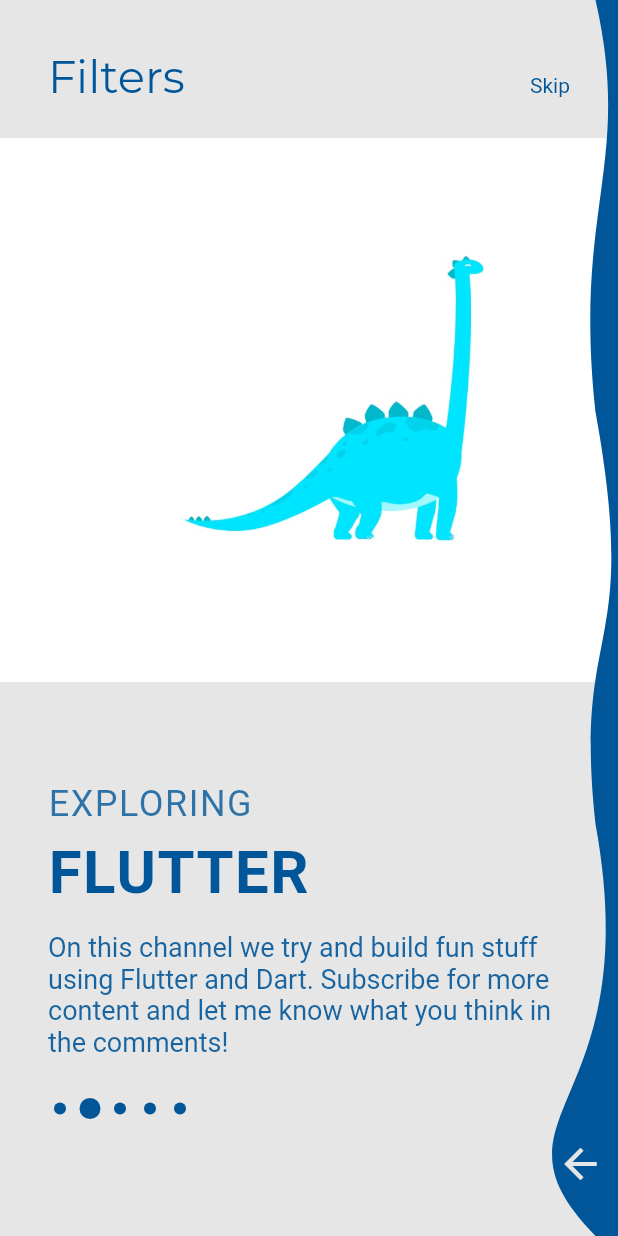
After one commit to Shraddhasaini/Whereisevery1, a Flutter app: the OnboardingHome screen opened directly, after a tap on the "arrow back" icon, on a phone screen of 412 x 824 dp. The commit adds this screen. Run offline on Flutter 3.47's test engine with Material 2 defaults, Android fonts, the phone set to English and light mode, and no system bars; our stand-ins replace cloud_firestore, firebase_auth, flutter_spinkit, google_sign_in; accounts and stored records are empty.

Commit message:
[THU401] Frontend for walkthrough filters

```diff
--- /dev/null
+++ b/lib/screens/home/filter/colorprovider.dart
@@ -0,0 +1,13 @@
+import 'package:flutter/material.dart';
+import 'package:whereisevery1/screens/home/filter/onboarddata.dart';
+
+class ColorProvider with ChangeNotifier {
+  Color _color = onboardData[0].accentColor;
+
+  Color get color => _color;
+
+  set color(Color color) {
+    _color = color;
+    notifyListeners();
+  }
+}
--- /dev/null
+++ b/lib/screens/home/filter/drawerpaint.dart
@@ -0,0 +1,34 @@
+import 'package:flutter/material.dart';
+
+class DrawerPaint extends CustomPainter {
+  final Color curveColor;
+  final Paint curvePaint;
+
+  DrawerPaint({
+    this.curveColor = Colors.pink,
+  }) : curvePaint = Paint()
+    ..color = curveColor
+    ..style = PaintingStyle.fill;
+
+  @override
+  void paint(Canvas canvas, Size size) {
+    var path = Path();
+    var diameter = size.height / 3;
+
+    path.moveTo(35, 0);
+    path.relativeCubicTo(25, diameter * 0.4, -15, diameter / 2, 0, diameter);
+    path.relativeCubicTo(30, diameter * 0.6, -15, diameter / 2, 0, diameter);
+    path.relativeCubicTo(35, diameter * 0.7, -80, diameter * 0.7, 0, diameter);
+
+    path.lineTo(size.width, size.height);
+    path.lineTo(size.width, 0);
+    path.close();
+
+    canvas.drawPath(path, curvePaint);
+  }
+
+  @override
+  bool shouldRepaint(CustomPainter oldDelegate) {
+    return true;
+  }
+}
--- /dev/null
+++ b/lib/screens/home/filter/onboarddata.dart
@@ -0,0 +1,55 @@
+import 'dart:ui';
+import 'package:whereisevery1/screens/home/filter/onboardmodel.dart';
+
+List<OnboardPageModel> onboardData  = [
+  OnboardPageModel(
+    Color(0xFF39393A),
+    Color(0xFFE6E6E6),
+    Color(0xFF005699),
+    1,
+    'assets/teal.jpg',
+    'EDUCATIONAL',
+    'PROGRAMMING',
+    'Learn coding with examples, in a fun, somewhat structured, way. Enjoy!',
+  ),
+  OnboardPageModel(
+    Color(0xFFE6E6E6),
+    Color(0xFF005699),
+    Color(0xFFFFE074),
+    2,
+    'assets/blue.jpg',
+    'EXPLORING',
+    'FLUTTER',
+    'On this channel we try and build fun stuff using Flutter and Dart. Subscribe for more content and let me know what you think in the comments!',
+  ),
+  OnboardPageModel(
+    Color(0xFF005699),
+    Color(0xFFFFE074),
+    Color(0xFF39393A),
+    2,
+    'assets/pink.jpg',
+    'ANIMATING',
+    'FLARE',
+    'Making Flare animations and incorporating it into Flutter. Mobile animations have never been so easy!',
+  ),
+  OnboardPageModel(
+    Color(0xFFFFE074),
+    Color(0xFF39393A),
+    Color(0xFFE6E6E6),
+    1,
+    'assets/yellow.jpg',
+    'DESIGN AND',
+    'ANIMATION',
+    'Recreating and imagining our own designs and animations to create custom effects and widgets.',
+  ),
+  OnboardPageModel(
+    Color(0xFF39393A),
+    Color(0xFFE6E6E6),
+    Color(0xFF005699),
+    0,
+    'assets/green.jpg',
+    'EDUCATIONAL',
+    'PROGRAMMING',
+    'Learn coding with examples, in a fun, somewhat structured, way. Enjoy!',
+  ),
+];
--- /dev/null
+++ b/lib/screens/home/filter/onboarding.dart
@@ -0,0 +1,89 @@
+import 'package:flutter/material.dart';
+import 'package:provider/provider.dart';
+import 'package:whereisevery1/screens/home/filter/colorprovider.dart';
+import 'package:whereisevery1/screens/home/filter/onboarddata.dart';
+import 'package:whereisevery1/screens/home/filter/onboardpage.dart';
+import 'package:whereisevery1/screens/home/filter/pageviewindicator.dart';
+import 'package:whereisevery1/screens/home/home.dart';
+
+class OnboardingHome extends StatelessWidget {
+  @override
+  Widget build(BuildContext context) {
+    return Scaffold(
+      body: ChangeNotifierProvider(
+        builder: (context) => ColorProvider(),
+        child: Onboarding(),
+      ),
+    );
+  }
+}
+
+
+class Onboarding extends StatelessWidget{
+  final PageController pageController = PageController();
+
+  @override
+  Widget build(BuildContext context) {
+    ColorProvider colorProvider = Provider.of<ColorProvider>(context);
+    return Stack(
+      children: <Widget>[
+        PageView.builder(
+          controller: pageController,
+          physics: NeverScrollableScrollPhysics(),
+          itemCount: onboardData.length,
+          itemBuilder: (context, index) {
+            return OnboardPage(
+              pageController: pageController,
+              pageModel: onboardData[index],
+            );
+          },
+        ),
+        Container(
+          width: double.infinity,
+          height: 70,
+          child: Align(
+            alignment: Alignment.bottomCenter,
+            child: Row(
+              mainAxisAlignment: MainAxisAlignment.spaceBetween,
+              crossAxisAlignment: CrossAxisAlignment.baseline,
+              textBaseline: TextBaseline.alphabetic,
+              children: <Widget>[
+                Padding(
+                  padding: const EdgeInsets.only(left: 32.0),
+                  child: Text(
+                    'Filters',
+                    style: TextStyle(
+                      fontFamily: 'Montserrat',
+                      fontSize: 30.0,
+                      color: colorProvider.color,
+                    ),
+                  ),
+                ),
+                Padding(
+                  padding: const EdgeInsets.only(right: 32.0),
+                  child: Text(
+                    'Skip',
+                    style: TextStyle(
+                      color: colorProvider.color,
+                    ),
+                  ),
+                ),
+              ],
+            ),
+          ),
+        ),
+        Align(
+          alignment: Alignment.bottomLeft,
+          child: Padding(
+            padding: const EdgeInsets.only(bottom: 80.0, left: 40),
+            child: PageViewIndicator(
+              controller: pageController,
+              itemCount: onboardData.length,
+              color: colorProvider.color,
+            ),
+          ),
+        )
+      ],
+    );
+  }
+}
--- /dev/null
+++ b/lib/screens/home/filter/onboardmodel.dart
@@ -0,0 +1,15 @@
+import 'dart:ui';
+
+class OnboardPageModel {
+  final Color primeColor;
+  final Color accentColor;
+  final Color nextAccentColor;
+  final int pageNumber;
+  final String imagePath;
+  final String caption;
+  final String subhead;
+  final String description;
+
+  OnboardPageModel(this.primeColor, this.accentColor, this.nextAccentColor, this.pageNumber, this.imagePath,
+      this.caption, this.subhead, this.description);
+}
--- /dev/null
+++ b/lib/screens/home/filter/onboardpage.dart
@@ -0,0 +1,161 @@
+import 'package:flutter/material.dart';
+import 'package:provider/provider.dart';
+import 'package:whereisevery1/screens/home/filter/colorprovider.dart';
+import 'package:whereisevery1/screens/home/filter/drawerpaint.dart';
+import 'package:whereisevery1/screens/home/filter/onboardmodel.dart';
+
+class OnboardPage extends StatefulWidget {
+  final PageController pageController;
+  final OnboardPageModel pageModel;
+
+  const OnboardPage(
+      {Key key, @required this.pageModel, @required this.pageController})
+      : super(key: key);
+
+  @override
+  _OnboardPageState createState() => _OnboardPageState();
+}
+
+class _OnboardPageState extends State<OnboardPage>
+    with SingleTickerProviderStateMixin {
+  AnimationController animationController;
+  Animation<double> heroAnimation;
+  Animation<double> borderAnimation;
+
+  @override
+  void initState() {
+    animationController =
+        AnimationController(vsync: this, duration: Duration(milliseconds: 750));
+
+    heroAnimation = Tween<double>(begin: -40, end: 0).animate(
+        CurvedAnimation(parent: animationController, curve: Curves.bounceOut));
+    borderAnimation = Tween<double>(begin: 75, end: 50).animate(
+        CurvedAnimation(parent: animationController, curve: Curves.bounceOut));
+
+    animationController.forward(from: 0);
+    super.initState();
+  }
+
+  @override
+  void dispose() {
+    animationController.dispose();
+    super.dispose();
+  }
+
+  _nextButtonPressed() {
+    Provider.of<ColorProvider>(context).color =
+        widget.pageModel.nextAccentColor;
+    widget.pageController.nextPage(
+      duration: Duration(
+        milliseconds: 100,
+      ),
+      curve: Curves.fastLinearToSlowEaseIn,
+    );
+  }
+
+  @override
+  Widget build(BuildContext context) {
+    return Stack(
+      children: <Widget>[
+        Container(
+          color: widget.pageModel.primeColor,
+          child: Column(
+            mainAxisAlignment: MainAxisAlignment.spaceEvenly,
+            children: <Widget>[
+              AnimatedBuilder(
+                animation: heroAnimation,
+                builder: (context, child) {
+                  return Transform.translate(
+                    offset: Offset(heroAnimation.value, 0),
+                    child: Padding(
+                      padding: const EdgeInsets.only(top: 32.0),
+                      child: Image.asset(widget.pageModel.imagePath),
+                    ),
+                  );
+                },
+              ),
+              Padding(
+                padding: const EdgeInsets.symmetric(horizontal: 32.0),
+                child: Container(
+                  height: 250,
+                  width: double.infinity,
+                  child: Column(
+                    crossAxisAlignment: CrossAxisAlignment.start,
+                    children: <Widget>[
+                      Padding(
+                        padding: const EdgeInsets.symmetric(vertical: 8.0),
+                        child: Text(
+                          widget.pageModel.caption,
+                          style: TextStyle(
+                              fontSize: 24,
+                              color:
+                              widget.pageModel.accentColor.withOpacity(0.8),
+                              letterSpacing: 1,
+                              fontStyle: FontStyle.normal),
+                        ),
+                      ),
+                      Padding(
+                        padding: const EdgeInsets.only(bottom: 8.0),
+                        child: Text(
+                          widget.pageModel.subhead,
+                          style: TextStyle(
+                              fontSize: 40,
+                              fontWeight: FontWeight.bold,
+                              color: widget.pageModel.accentColor,
+                              letterSpacing: 1,
+                              fontStyle: FontStyle.normal),
+                        ),
+                      ),
+                      Padding(
+                        padding: const EdgeInsets.symmetric(vertical: 8.0),
+                        child: Text(
+                          widget.pageModel.description,
+                          style: TextStyle(
+                            fontSize: 18,
+                            color:
+                            widget.pageModel.accentColor.withOpacity(0.9),
+                          ),
+                        ),
+                      ),
+                    ],
+                  ),
+                ),
+              ),
+            ],
+          ),
+        ),
+        Align(
+          alignment: Alignment.centerRight,
+          child: AnimatedBuilder(
+            animation: borderAnimation,
+            builder: (context, child) {
+              return CustomPaint(
+                painter: DrawerPaint(
+                  curveColor: widget.pageModel.accentColor,
+                ),
+                child: Container(
+                  width: borderAnimation.value,
+                  height: double.infinity,
+                  child: Align(
+                    alignment: Alignment.bottomCenter,
+                    child: Padding(
+                      padding: const EdgeInsets.only(bottom: 24.0),
+                      child: IconButton(
+                        icon: Icon(
+                          Icons.arrow_back,
+                          color: widget.pageModel.primeColor,
+                          size: 32,
+                        ),
+                        onPressed: _nextButtonPressed,
+                      ),
+                    ),
+                  ),
+                ),
+              );
+            },
+          ),
+        ),
+      ],
+    );
+  }
+}
--- /dev/null
+++ b/lib/screens/home/filter/pageviewindicator.dart
@@ -0,0 +1,70 @@
+import 'dart:ui';
+
+import 'package:flutter/material.dart';
+
+class PageViewIndicator extends StatefulWidget {
+  final PageController controller;
+  final int itemCount;
+  final Color color;
+
+  const PageViewIndicator({
+    Key key,
+    @required this.controller,
+    @required this.itemCount,
+    this.color,
+  }) : super(key: key);
+
+  @override
+  _PageViewIndicatorState createState() => _PageViewIndicatorState();
+}
+
+class _PageViewIndicatorState extends State<PageViewIndicator> {
+  @override
+  Widget build(BuildContext context) {
+    return CustomPaint(
+      painter: IndicatorPainter(
+        4,
+        widget.controller.page?.round() ?? -1,
+        color: widget.color,
+      ),
+      child: Container(
+        width: 60,
+        height: 10,
+      ),
+    );
+  }
+}
+
+class IndicatorPainter extends CustomPainter {
+  final Color color;
+  final int length;
+  final int currentIndicator;
+
+  Paint dotPaint;
+  static const double _smallDot = 4;
+  static const double _bigDot = 7;
+
+  IndicatorPainter(this.length, this.currentIndicator,
+      {this.color = Colors.black})
+      : dotPaint = Paint()..color = color;
+
+  @override
+  void paint(Canvas canvas, Size size) {
+    _drawCircle(canvas, 0, Offset(0, size.height / 2));
+    _drawCircle(canvas, 1, Offset(size.width / 3, size.height / 2));
+    _drawCircle(canvas, 2, Offset(size.width / 3 * 2, size.height / 2));
+    _drawCircle(canvas, 3, Offset(size.width, size.height / 2));
+    _drawCircle(canvas, 4, Offset(size.width / 3 * 4, size.height / 2));
+  }
+
+  _drawCircle(Canvas canvas, int indicatorNumber, Offset offset) {
+    (indicatorNumber == currentIndicator + 1)
+        ? canvas.drawCircle(offset, _bigDot, dotPaint)
+        : canvas.drawCircle(offset, _smallDot, dotPaint);
+  }
+
+  @override
+  bool shouldRepaint(CustomPainter oldDelegate) {
+    return true;
+  }
+}
```
Also changed, not shown: lib/screens/home/home.dart (+11 -2 lines), lib/screens/home/status_tile.dart (+152 -15 lines), assets/blue.jpg (added), assets/green.jpg (added), assets/pink.jpg (added), assets/teal.jpg (added), assets/yellow.jpg (added).
